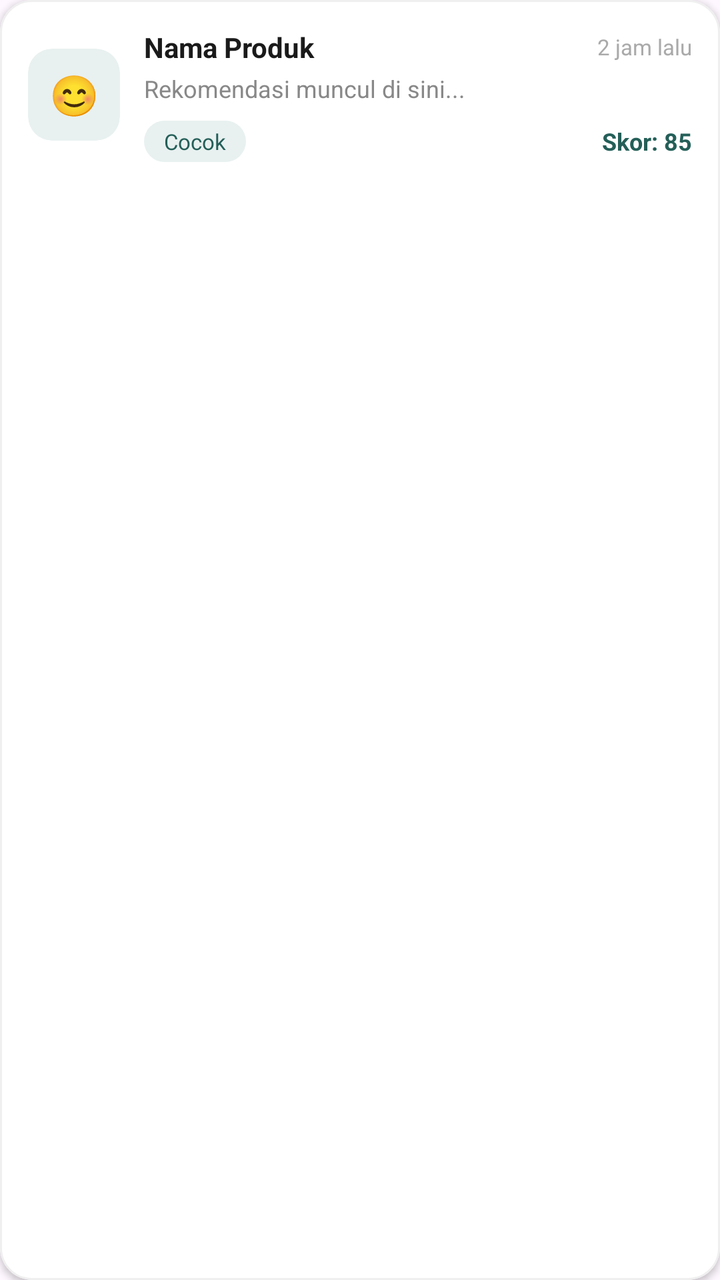
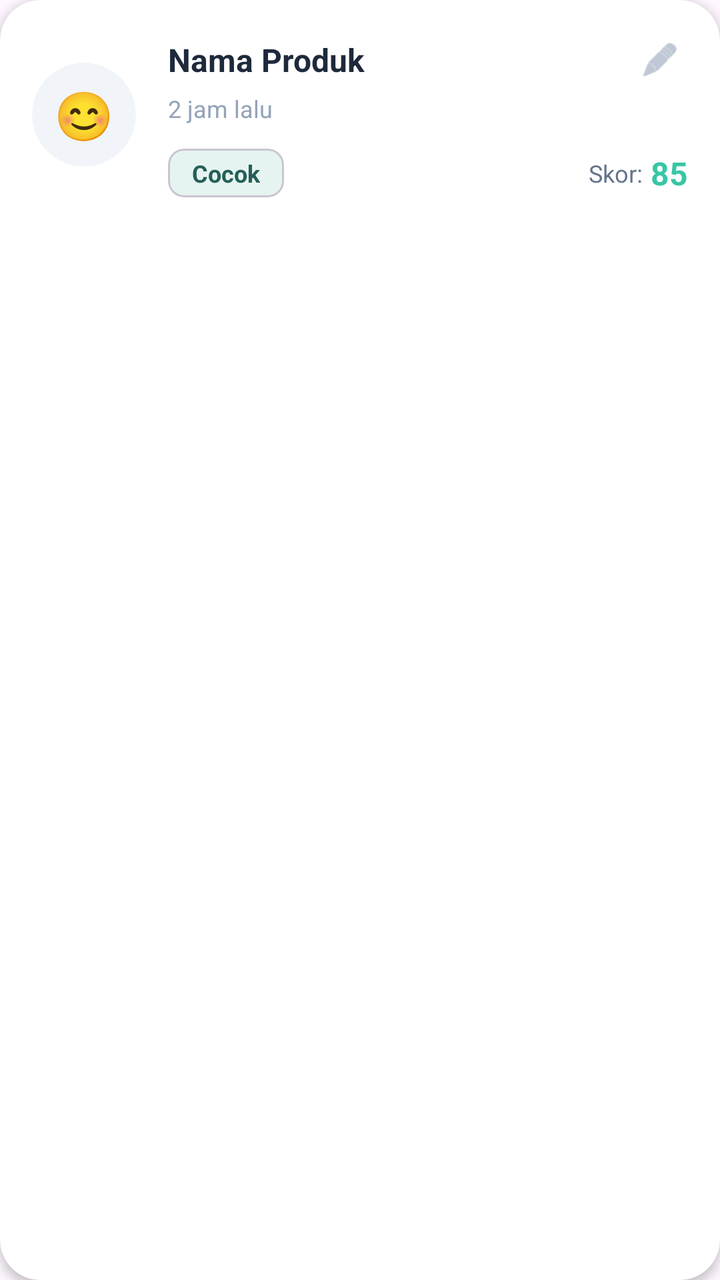

Before-and-after screenshots of an Android layout around one commit, followed by the original layout XML and the change that was made.
<!-- AndroidManifest.xml: application theme Theme.kaktuan -->
<!-- res/layout/item_history.xml -->
<?xml version="1.0" encoding="utf-8"?>
<com.google.android.material.card.MaterialCardView
    xmlns:android="http://schemas.android.com/apk/res/android"
    xmlns:app="http://schemas.android.com/apk/res-auto"
    android:layout_width="match_parent"
    android:layout_height="wrap_content"
    android:layout_marginBottom="10dp"
    app:cardCornerRadius="16dp"
    app:cardElevation="2dp"
    app:cardBackgroundColor="@color/white"
    app:strokeColor="#EFEFEF"
    app:strokeWidth="1dp">

    <LinearLayout
        android:layout_width="match_parent"
        android:layout_height="wrap_content"
        android:orientation="horizontal"
        android:padding="14dp"
        android:gravity="center_vertical">

        
        <com.google.android.material.card.MaterialCardView
            android:id="@+id/cvIconBg"
            android:layout_width="46dp"
            android:layout_height="46dp"
            android:layout_marginEnd="12dp"
            app:cardCornerRadius="12dp"
            app:cardBackgroundColor="#E8F1F0"
            app:strokeWidth="0dp">

            <TextView
                android:id="@+id/tvScoreIcon"
                android:layout_width="match_parent"
                android:layout_height="match_parent"
                android:gravity="center"
                android:text="😊"
                android:textSize="20sp" />
        </com.google.android.material.card.MaterialCardView>

        
        <LinearLayout
            android:layout_width="0dp"
            android:layout_height="wrap_content"
            android:layout_weight="1"
            android:orientation="vertical">

            
            <LinearLayout
                android:layout_width="match_parent"
                android:layout_height="wrap_content"
                android:orientation="horizontal"
                android:gravity="center_vertical">

                <TextView
                    android:id="@+id/tvNamaProduk"
                    android:layout_width="0dp"
                    android:layout_height="wrap_content"
                    android:layout_weight="1"
                    android:text="Nama Produk"
                    android:textColor="#1A1A1A"
                    android:textSize="14sp"
                    android:textStyle="bold"
                    android:maxLines="1"
                    android:ellipsize="end" />

                <TextView
                    android:id="@+id/tvWaktu"
                    android:layout_width="wrap_content"
                    android:layout_height="wrap_content"
                    android:text="2 jam lalu"
                    android:textColor="#AAAAAA"
                    android:textSize="11sp" />
            </LinearLayout>

            
            <TextView
                android:id="@+id/tvRekomendasiSingkat"
                android:layout_width="match_parent"
                android:layout_height="wrap_content"
                android:layout_marginTop="3dp"
                android:text="Rekomendasi muncul di sini..."
                android:textColor="#888888"
                android:textSize="12sp"
                android:maxLines="2"
                android:ellipsize="end" />

            
            <LinearLayout
                android:layout_width="match_parent"
                android:layout_height="wrap_content"
                android:orientation="horizontal"
                android:gravity="center_vertical"
                android:layout_marginTop="8dp">

                <TextView
                    android:id="@+id/tvBadgeStatus"
                    android:layout_width="wrap_content"
                    android:layout_height="wrap_content"
                    android:text="Cocok"
                    android:textSize="11sp"
                    android:textColor="#245F58"
                    android:background="@drawable/bg_badge_green"
                    android:paddingStart="10dp"
                    android:paddingEnd="10dp"
                    android:paddingTop="3dp"
                    android:paddingBottom="3dp" />

                <View
                    android:layout_width="0dp"
                    android:layout_height="1dp"
                    android:layout_weight="1" />

                <TextView
                    android:id="@+id/tvHealthScore"
                    android:layout_width="wrap_content"
                    android:layout_height="wrap_content"
                    android:text="Skor: 85"
                    android:textColor="#245F58"
                    android:textSize="12sp"
                    android:textStyle="bold" />
            </LinearLayout>
        </LinearLayout>
    </LinearLayout>
</com.google.android.material.card.MaterialCardView>
<!-- resources referenced by this layout -->
<resources>
  <color name="white">#FFFFFFFF</color>
  <!-- drawable bg_badge_green (drawable) -->
  <?xml version="1.0" encoding="utf-8"?>
  <shape xmlns:android="http://schemas.android.com/apk/res/android"
      android:shape="rectangle">
      <solid android:color="#E8F1F0"/>
      <corners android:radius="99dp"/>
  </shape>
  <style name="Theme.kaktuan" parent="Base.Theme.kaktuan" />
  <style name="Base.Theme.kaktuan" parent="Theme.Material3.DayNight.NoActionBar">
  
          <item name="colorPrimary">#1D5A5A</item>
          <item name="colorSecondary">#1D5A5A</item>
          <item name="colorTertiary">#1D5A5A</item>
  
          <item name="android:statusBarColor">#1D5A5A</item>
  
      </style>
</resources>

<!-- the commit's change to res/layout/item_history.xml (unified diff, before → after) -->
@@ -4,121 +4,131 @@
     xmlns:app="http://schemas.android.com/apk/res-auto"
     android:layout_width="match_parent"
     android:layout_height="wrap_content"
-    android:layout_marginBottom="10dp"
-    app:cardCornerRadius="16dp"
-    app:cardElevation="2dp"
+    android:layout_marginHorizontal="16dp"
+    android:layout_marginTop="8dp"
+    android:layout_marginBottom="8dp"
+    android:clickable="true"
+    android:focusable="true"
+    android:foreground="?attr/selectableItemBackground"
+    app:cardCornerRadius="20dp"
+    app:cardElevation="3dp"
     app:cardBackgroundColor="@color/white"
-    app:strokeColor="#EFEFEF"
-    app:strokeWidth="1dp">
+    app:strokeWidth="0dp"> <LinearLayout
+    android:layout_width="match_parent"
+    android:layout_height="wrap_content"
+    android:orientation="horizontal"
+    android:padding="16dp"
+    android:gravity="center_vertical">
+
+    <com.google.android.material.card.MaterialCardView
+        android:id="@+id/cvIconBg"
+        android:layout_width="52dp"
+        android:layout_height="52dp"
+        android:layout_marginEnd="16dp"
+        app:cardCornerRadius="26dp"
+        app:cardBackgroundColor="#F1F5F9"
+        app:strokeWidth="0dp"
+        app:cardElevation="0dp">
+
+        <TextView
+            android:id="@+id/tvScoreIcon"
+            android:layout_width="match_parent"
+            android:layout_height="match_parent"
+            android:gravity="center"
+            android:text="😊"
+            android:textSize="24sp" />
+    </com.google.android.material.card.MaterialCardView>
 
     <LinearLayout
-        android:layout_width="match_parent"
+        android:layout_width="0dp"
         android:layout_height="wrap_content"
-        android:orientation="horizontal"
-        android:padding="14dp"
-        android:gravity="center_vertical">
+        android:layout_weight="1"
+        android:orientation="vertical">
 
-        
-        <com.google.android.material.card.MaterialCardView
-            android:id="@+id/cvIconBg"
-            android:layout_width="46dp"
-            android:layout_height="46dp"
-            android:layout_marginEnd="12dp"
-            app:cardCornerRadius="12dp"
-            app:cardBackgroundColor="#E8F1F0"
-            app:strokeWidth="0dp">
+        <LinearLayout
+            android:layout_width="match_parent"
+            android:layout_height="wrap_content"
+            android:orientation="horizontal"
+            android:gravity="center_vertical">
 
             <TextView
-                android:id="@+id/tvScoreIcon"
-                android:layout_width="match_parent"
-                android:layout_height="match_parent"
-                android:gravity="center"
-                android:text="😊"
-                android:textSize="20sp" />
-        </com.google.android.material.card.MaterialCardView>
-
-        
-        <LinearLayout
-            android:layout_width="0dp"
-            android:layout_height="wrap_content"
-            android:layout_weight="1"
-            android:orientation="vertical">
-
-            
-            <LinearLayout
-                android:layout_width="match_parent"
+                android:id="@+id/tvNamaProduk"
+                android:layout_width="0dp"
                 android:layout_height="wrap_content"
-                android:orientation="horizontal"
-                android:gravity="center_vertical">
-
-                <TextView
-                    android:id="@+id/tvNamaProduk"
-                    android:layout_width="0dp"
-                    android:layout_height="wrap_content"
-                    android:layout_weight="1"
-                    android:text="Nama Produk"
-                    android:textColor="#1A1A1A"
-                    android:textSize="14sp"
-                    android:textStyle="bold"
-                    android:maxLines="1"
-                    android:ellipsize="end" />
-
-                <TextView
-                    android:id="@+id/tvWaktu"
-                    android:layout_width="wrap_content"
-                    android:layout_height="wrap_content"
-                    android:text="2 jam lalu"
-                    android:textColor="#AAAAAA"
-                    android:textSize="11sp" />
-            </LinearLayout>
-
-            
-            <TextView
-                android:id="@+id/tvRekomendasiSingkat"
-                android:layout_width="match_parent"
-                android:layout_height="wrap_content"
-                android:layout_marginTop="3dp"
-                android:text="Rekomendasi muncul di sini..."
-                android:textColor="#888888"
-                android:textSize="12sp"
-                android:maxLines="2"
+                android:layout_weight="1"
+                android:text="Nama Produk"
+                android:textColor="#1E293B"
+                android:textSize="16sp"
+                android:textStyle="bold"
+                android:maxLines="1"
                 android:ellipsize="end" />
 
-            
-            <LinearLayout
-                android:layout_width="match_parent"
+            <ImageView
+                android:id="@+id/btnEditName"
+                android:layout_width="28dp"
+                android:layout_height="28dp"
+                android:background="?attr/selectableItemBackgroundBorderless"
+                android:padding="4dp"
+                android:src="@android:drawable/ic_menu_edit"
+                app:tint="#94A3B8" />
+        </LinearLayout>
+
+        <TextView
+            android:id="@+id/tvWaktu"
+            android:layout_width="wrap_content"
+            android:layout_height="wrap_content"
+            android:layout_marginTop="2dp"
+            android:text="2 jam lalu"
+            android:textColor="#94A3B8"
+            android:textSize="12sp" />
+
+        <LinearLayout
+            android:layout_width="match_parent"
+            android:layout_height="wrap_content"
+            android:orientation="horizontal"
+            android:gravity="center_vertical"
+            android:layout_marginTop="12dp">
+
+            <com.google.android.material.card.MaterialCardView
+                android:layout_width="wrap_content"
                 android:layout_height="wrap_content"
-                android:orientation="horizontal"
-                android:gravity="center_vertical"
-                android:layout_marginTop="8dp">
-
+                app:cardCornerRadius="8dp"
+                app:cardBackgroundColor="#E6F4F1"
+                app:cardElevation="0dp">
                 <TextView
                     android:id="@+id/tvBadgeStatus"
                     android:layout_width="wrap_content"
                     android:layout_height="wrap_content"
                     android:text="Cocok"
-                    android:textSize="11sp"
+                    android:textSize="12sp"
+                    android:textStyle="bold"
                     android:textColor="#245F58"
-                    android:background="@drawable/bg_badge_green"
-                    android:paddingStart="10dp"
-                    android:paddingEnd="10dp"
-                    android:paddingTop="3dp"
-                    android:paddingBottom="3dp" />
+                    android:paddingHorizontal="12dp"
+                    android:paddingVertical="4dp" />
+            </com.google.android.material.card.MaterialCardView>
 
-                <View
-                    android:layout_width="0dp"
-                    android:layout_height="1dp"
-                    android:layout_weight="1" />
+            <View
+                android:layout_width="0dp"
+                android:layout_height="1dp"
+                android:layout_weight="1" />
 
-                <TextView
-                    android:id="@+id/tvHealthScore"
-                    android:layout_width="wrap_content"
-                    android:layout_height="wrap_content"
-                    android:text="Skor: 85"
-                    android:textColor="#245F58"
-                    android:textSize="12sp"
-                    android:textStyle="bold" />
-            </LinearLayout>
+            <TextView
+                android:layout_width="wrap_content"
+                android:layout_height="wrap_content"
+                android:text="Skor:"
+                android:textColor="#64748B"
+                android:textSize="12sp"
+                android:layout_marginEnd="4dp"/>
+
+            <TextView
+                android:id="@+id/tvHealthScore"
+                android:layout_width="wrap_content"
+                android:layout_height="wrap_content"
+                android:text="85"
+                android:textColor="#38C6A5"
+                android:textSize="16sp"
+                android:textStyle="bold" />
         </LinearLayout>
     </LinearLayout>
+</LinearLayout>
 </com.google.android.material.card.MaterialCardView>
<!-- resource entries referenced after the edit -->
@@ -1,13 +1,6 @@
 <!-- resources referenced by this layout -->
 <resources>
   <color name="white">#FFFFFFFF</color>
-  <!-- drawable bg_badge_green (drawable) -->
-  <?xml version="1.0" encoding="utf-8"?>
-  <shape xmlns:android="http://schemas.android.com/apk/res/android"
-      android:shape="rectangle">
-      <solid android:color="#E8F1F0"/>
-      <corners android:radius="99dp"/>
-  </shape>
   <style name="Theme.kaktuan" parent="Base.Theme.kaktuan" />
   <style name="Base.Theme.kaktuan" parent="Theme.Material3.DayNight.NoActionBar">
   
